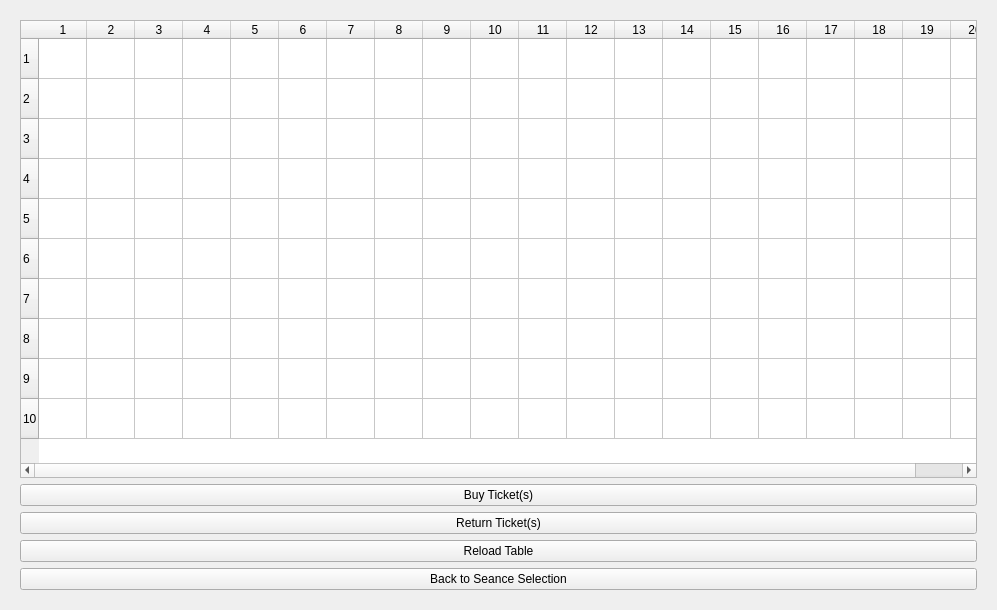
First picture: the form in cinema/seances.ui, repository M1k3FaLc0n/PP_po_PM02, before the edit.
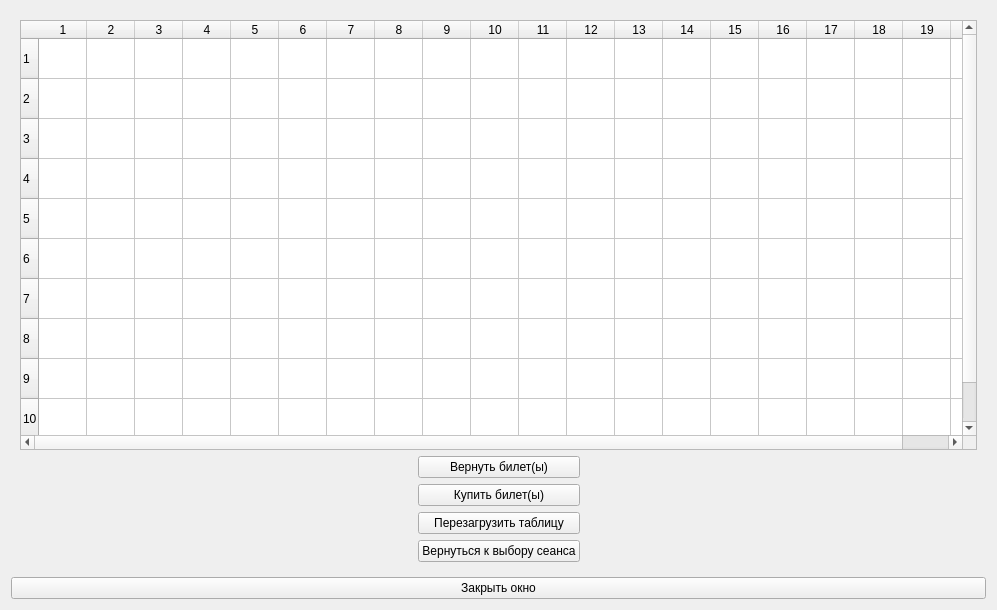
Second picture: the form after the edit. The open tabs and pages were chosen to show the change.

```diff
--- a/cinema/seances.ui
+++ b/cinema/seances.ui
@@ -228,37 +228,78 @@
         </widget>
        </item>
        <item>
-        <widget class="QPushButton" name="pushButtonBuyTickets">
-         <property name="text">
-          <string>Buy Ticket(s)</string>
-         </property>
-        </widget>
-       </item>
+        <layout class="QHBoxLayout" name="horizontalLayout">
+         <item>
+          <spacer name="horizontalSpacer">
+           <property name="orientation">
+            <enum>Qt::Horizontal</enum>
+           </property>
+           <property name="sizeHint" stdset="0">
+            <size>
+             <width>40</width>
+             <height>20</height>
+            </size>
+           </property>
+          </spacer>
+         </item>
+         <item>
+          <layout class="QVBoxLayout" name="verticalLayout_3">
        <item>
         <widget class="QPushButton" name="pushButtonReturnTicket">
          <property name="text">
-          <string>Return Ticket(s)</string>
+              <string>Вернуть билет(ы)</string>
+             </property>
+            </widget>
+           </item>
+           <item>
+            <widget class="QPushButton" name="pushButtonBuyTickets">
+             <property name="text">
+              <string>Купить билет(ы)</string>
          </property>
         </widget>
        </item>
        <item>
         <widget class="QPushButton" name="pushButtonReloadTb_2">
          <property name="text">
-          <string>Reload Table</string>
+              <string>Перезагрузить таблицу</string>
          </property>
         </widget>
        </item>
        <item>
         <widget class="QPushButton" name="pushButtonBackToSeaSel">
          <property name="text">
-          <string>Back to Seance Selection</string>
+              <string>Вернуться к выбору сеанса</string>
          </property>
         </widget>
        </item>
       </layout>
+         </item>
+         <item>
+          <spacer name="horizontalSpacer_2">
+           <property name="orientation">
+            <enum>Qt::Horizontal</enum>
+           </property>
+           <property name="sizeHint" stdset="0">
+            <size>
+             <width>40</width>
+             <height>20</height>
+            </size>
+           </property>
+          </spacer>
+         </item>
+        </layout>
+       </item>
+      </layout>
      </widget>
     </widget>
    </item>
+   <item row="1" column="0">
+    <widget class="QPushButton" name="pushButton">
+     <property name="text">
+      <string>Закрыть окно</string>
+     </property>
+    </widget>
+   </item>
   </layout>
  </widget>
  <resources/>
```
Left out of the diff: 6 changed lines with no effect on the pictures. Lines whose indentation alone changed are shown as unchanged.
